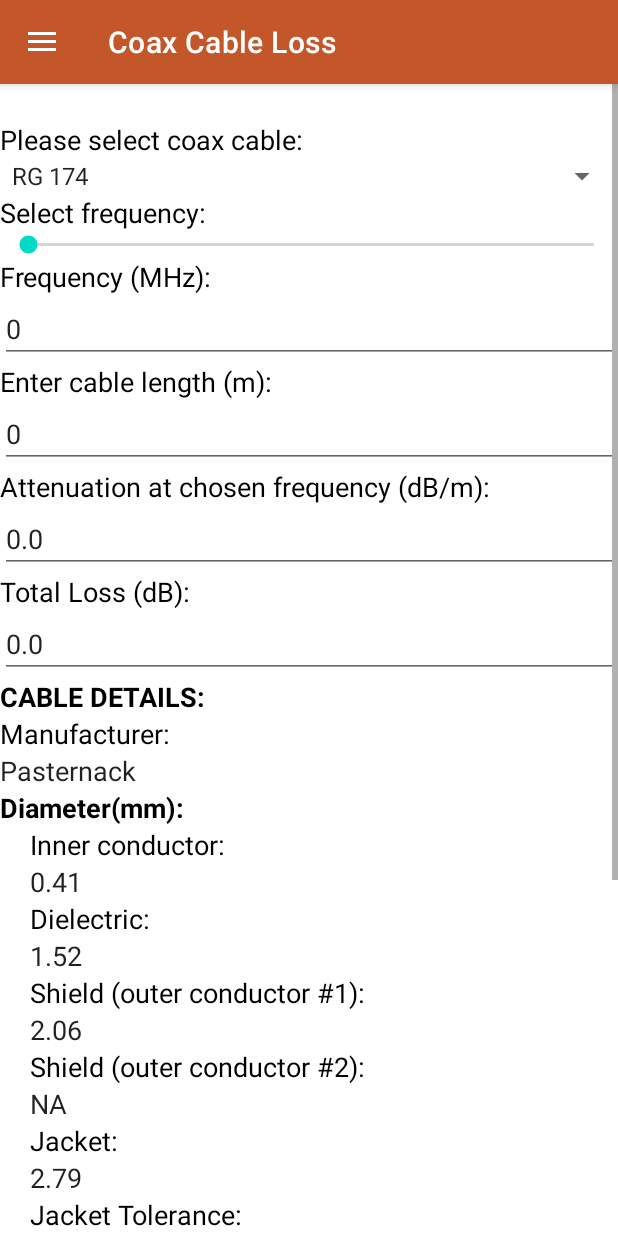
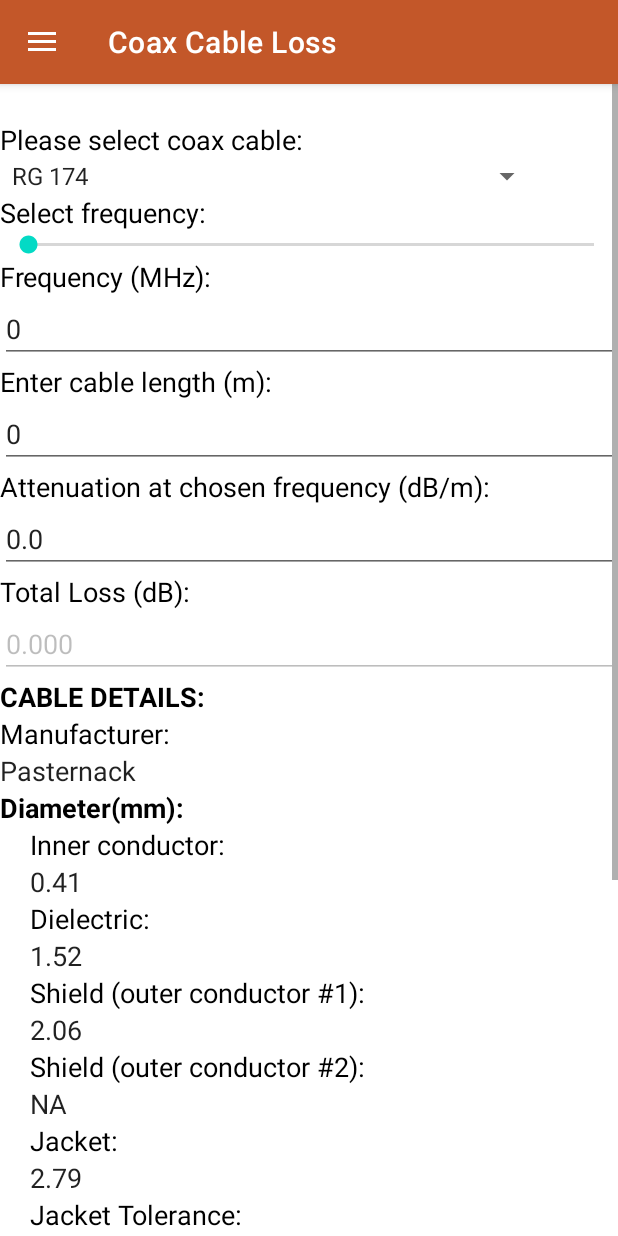
Before and after one commit to David33-debug/AppDevelopment, an Android app: the VSWRFragment screen opened through its navigation route, in the side drawer, after a tap on "Coax Cable Loss", on a phone screen of 412 x 824 dp. Run offline under Robolectric (Android 15) with nearby library versions, the phone set to English and light mode, and no system bars; our stand-ins replace navigation-ui.

Commit message:
almost there

```diff
--- a/app/build.gradle
+++ b/app/build.gradle
@@ -5,6 +5,12 @@ plugins {
 android {
     compileSdkVersion 30
     buildToolsVersion "30.0.3"
+
+    testOptions{
+        unitTests{
+            includeAndroidResources=true
+        }
+    }
 
     defaultConfig {
         applicationId "com.example.testapplication"
--- a/app/src/main/java/com/example/testapplication/CoaxFragment.java
+++ b/app/src/main/java/com/example/testapplication/CoaxFragment.java
@@ -16,7 +16,9 @@ import androidx.annotation.NonNull;
 import androidx.annotation.Nullable;
 import androidx.fragment.app.Fragment;
 
-import Logic.CoaxCalcs;
+import com.example.testapplication.ui.CoaxCalcs;
+
+import java.text.DecimalFormat;
 
 public class CoaxFragment extends Fragment {
     Spinner spin;
@@ -41,7 +43,6 @@ public class CoaxFragment extends Fragment {
         }
     }
 
-
     public View onCreateView(@NonNull LayoutInflater inflater,
                              ViewGroup container, Bundle savedInstanceState) {
         return inflater.inflate(R.layout.fragment_coax, container, false);
@@ -58,6 +59,7 @@ public class CoaxFragment extends Fragment {
         cableLength= getView().findViewById(R.id.CableLength);
         attenuation= getView().findViewById(R.id.AttenuationatFrequency);
         totalLoss= getView().findViewById(R.id.TotalLoss);
+        totalLoss.setEnabled(false);
 
         manufacturer= getView().findViewById(R.id.Manufacturer);
         innerConductor= getView().findViewById(R.id.InnerConductor);
@@ -91,9 +93,9 @@ public class CoaxFragment extends Fragment {
                     attenuationConst=cable.attenuationLoss_dB_m(number);
 
                     length = Double.parseDouble(cableLength.getText().toString());
-                    totalLoss.setText(String.valueOf(cable.totalLoss(length,attenuationConst)));
+                    totalLoss.setText(String.format("%.3f",cable.totalLoss(length,attenuationConst)));
                     if(attenuationConst!=0)
-                        attenuation.setText(String.valueOf(attenuationConst));
+                        attenuation.setText(String.format("%.3f",attenuationConst));
                     else
                         attenuation.setText("N/A");
                 }
@@ -117,7 +119,7 @@ public class CoaxFragment extends Fragment {
             public void onTextChanged(CharSequence s, int start, int before, int count) {
                 if (isNum(s.toString())) {
                     length = Double.parseDouble(s.toString());
-                    totalLoss.setText(String.valueOf(cable.totalLoss(length,attenuationConst)));//(Double.toString(length * attenuationConst));
+                    totalLoss.setText(String.format("%.3f",cable.totalLoss(length,attenuationConst)));//(Double.toString(length * attenuationConst));
                 }
                 else
                     Toast.makeText(CoaxFragment.this.getContext(),"Need a number",Toast.LENGTH_SHORT).show();
@@ -318,7 +320,7 @@ public class CoaxFragment extends Fragment {
                     dynamicBendRadius.setText("NA");
                     maxBend.setText("NA");}
                 attenuationConst = cable.fetchAttenuation(row);//,column);//Double.parseDouble(strArr[row][column]);
-                totalLoss.setText(String.valueOf(cable.totalLoss(length ,attenuationConst)));
+                totalLoss.setText(String.format("%.3f",cable.totalLoss(length ,attenuationConst)));
                 attenuation.setText(String.valueOf(attenuationConst));
             }
 
--- a/app/src/main/java/com/example/testapplication/VSWRFragment.java
+++ b/app/src/main/java/com/example/testapplication/VSWRFragment.java
@@ -22,9 +22,9 @@ import androidx.annotation.Nullable;
 
 import androidx.fragment.app.Fragment;
 
-import Logic.CoaxCalcs;
-import Logic.UnitsDistance;
-import Logic.VSWRCalc;
+import com.example.testapplication.ui.CoaxCalcs;
+import com.example.testapplication.ui.UnitsDistance;
+import com.example.testapplication.ui.VSWRCalc;
 
 public class VSWRFragment extends Fragment {
 
@@ -47,10 +47,6 @@ public class VSWRFragment extends Fragment {
     double cableAttenuation;
     double freq;
 
-    CoaxCalcs cableCalc=new CoaxCalcs();
-    UnitsDistance unitConv=new UnitsDistance();
-    VSWRCalc vswrCalcs= new VSWRCalc();
-
     public boolean isNum(String text)
     {
         try {
@@ -66,13 +62,17 @@ public class VSWRFragment extends Fragment {
 
     public View onCreateView(@NonNull LayoutInflater inflater,
                              ViewGroup container, Bundle savedInstanceState) {
-        View root = inflater.inflate(R.layout.fragment_vswr, container, false);
-        return root;
+        return inflater.inflate(R.layout.fragment_vswr, container, false);
     }
 
     @Override
     public void onViewCreated(@NonNull View view, @Nullable Bundle savedInstanceState) {
         super.onViewCreated(view, savedInstanceState);
+
+        CoaxCalcs cableCalc=new CoaxCalcs();
+        UnitsDistance unitConv=new UnitsDistance();
+        VSWRCalc vswrCalcs= new VSWRCalc();
+
 
         vswrIn = (EditText) getView().findViewById(R.id.AntennaVSWR);
         inputPower = (EditText) getView().findViewById(R.id.inputPower);
@@ -122,7 +122,7 @@ public class VSWRFragment extends Fragment {
                     } catch (NumberFormatException e) {
                         frequency.setText(BuildFile.FLAVOR);
                     }
-                    cableAttenuation=cableCalc.attenuationLoss_dB_m(freq);
+                    //cableAttenuation=cableCalc.attenuationLoss_dB_m(freq);
                 }
             }
 
@@ -204,7 +204,7 @@ public class VSWRFragment extends Fragment {
                     row=9;}
                 else if(itemCoax1.equals("LEONI Dacar 302")){
                     row=10;}
-                cableAttenuation=cableCalc.fetchAttenuation(row);
+                //cableAttenuation=cableCalc.fetchAttenuation(row);
             }
 
             @Override
@@ -250,9 +250,7 @@ public class VSWRFragment extends Fragment {
             }
         });
 
-        calculate.setOnClickListener(new View.OnClickListener() {
-            @Override
-            public void onClick(View v) {
+        calculate.setOnClickListener(v -> {
             if(!isNum(vswrIn.getText().toString()))
             {
                 Toast.makeText(VSWRFragment.this.getContext(),"Please enter the antenna VSWR",Toast.LENGTH_SHORT).show();
@@ -301,14 +299,14 @@ public class VSWRFragment extends Fragment {
 
                 //Using OOP Class
                 powerAntenna=vswrCalcs.pow_received_at_ant(inPower,coaxLoss);
-                    powerAtAntenna.setText(String.valueOf(powerAntenna));
+                powerAtAntenna.setText(String.format("%.3f",powerAntenna));
 
-                    feederLoss.setText(String.valueOf(coaxLoss));
+                feederLoss.setText(String.format("%.3f",coaxLoss));
 
                 //using OOP
                 antennaREflected = vswrCalcs.ant_reflected_power(vswr,powerAntenna);
 
-                    reflectedPower.setText(String.valueOf(antennaREflected));
+                reflectedPower.setText(String.format("%.3f",antennaREflected));
 
                 //using OOP
                 powerTransmittedByAnt=vswrCalcs.power_transmitted_by_antenna_watts(vswr,antennaREflected);
@@ -321,9 +319,8 @@ public class VSWRFragment extends Fragment {
 
                 vswrOut.setText(String.valueOf(finalVSWRDouble));
 
-                    returnLoss.setText(String.valueOf(vswrCalcs.return_loss(vswr)));
+                returnLoss.setText(String.format("%.3f",vswrCalcs.return_loss(vswr)));
 
-            }
         });
 
     }
--- a/app/src/main/java/Logic/CoaxCalcs.java
+++ b/app/src/main/java/com/example/testapplication/ui/CoaxCalcs.java
@@ -1,9 +1,9 @@
-package Logic;
+package com.example.testapplication.ui;
 
 import java.text.DecimalFormat;
 
 public class CoaxCalcs {
-    DecimalFormat df = new DecimalFormat("#.000");
+
     int column,row;
     double value;
     String [][] strArr={{"0", "0.2756", "0.391533333", "0.507466667", "0.6234", "0.694483333", "0.765566667", "0.83665", "0.907733333", "0.978816667", "1.0499", "0", "0", "0", "0", "0", "0", "0", "0", "0", "0", "0", "0", "0", "0", "0", "0", "0", "0", "0", "0", "0", "0", "0", "0", "0", "0", "0", "0", "0", "0", "0", "0", "0", "0", "0", "0", "0", "0", "0", "0", "0", "0", "0", "0", "0", "0", "0", "0", "0", "0", "0", "0", "0", "0", "0", "0", "0", "0", "0", "0", "0", "0", "0", "0", "0", "0", "0", "0", "0", "0"},
@@ -28,13 +28,13 @@ public class CoaxCalcs {
 
     public double totalLoss(double length, double attenuation)
     {
-        return Double.parseDouble(df.format(length*attenuation));
+        return (length*attenuation);
     }
 
     public double fetchAttenuation(int row_)
     {
         row=row_;
-        return Double.parseDouble(df.format(Double.parseDouble(strArr[row][column])));
+        return (Double.parseDouble(strArr[row][column]));
     }
 
     public double attenuationLoss_dB_m(double number)
@@ -205,7 +205,7 @@ public class CoaxCalcs {
         } else if (number >= 8000.0d && number < 8100.0d) {
             column = 80;
         }
-        value = Double.parseDouble(df.format(Double.parseDouble(strArr[row][column])));
+        value = (Double.parseDouble(strArr[row][column]));
 
         return value;
     }
--- a/app/src/main/java/Logic/VSWRCalc.java
+++ b/app/src/main/java/com/example/testapplication/ui/VSWRCalc.java
@@ -1,4 +1,4 @@
-package Logic;
+package com.example.testapplication.ui;
 
 import java.text.DecimalFormat;
 
@@ -8,21 +8,21 @@ public class VSWRCalc {
 
     public double pow_received_at_ant(double inPower, double totalCoaxLoss)
     {
-        return Double.parseDouble(df.format(inPower / Math.pow(10.0d, totalCoaxLoss / 10.0d)));
+        return (inPower / Math.pow(10.0d, totalCoaxLoss / 10.0d));
     }
     public double ant_reflected_power(double vswr, double powerAntenna)
     {
-        return Double.parseDouble(df.format((Math.pow(vswr - 1.0d, 2.0d) / Math.pow(vswr + 1.0d, 2.0d)) * powerAntenna));
+        return ((Math.pow(vswr - 1.0d, 2.0d) / Math.pow(vswr + 1.0d, 2.0d)) * powerAntenna);
     }
 
     public double coax_loss(double loss_per_meter, double length)
     {
-        return Double.parseDouble(df.format(loss_per_meter*length));
+        return (loss_per_meter*length);
     }
 
     public double vswr_at_transmitter(double transmitterReflected, double inPower)
     {
-        return Double.parseDouble(df.format((Math.sqrt(transmitterReflected / inPower) + 1.0d) / (1.0d - Math.sqrt(transmitterReflected / inPower))));
+        return ((Math.sqrt(transmitterReflected / inPower) + 1.0d) / (1.0d - Math.sqrt(transmitterReflected / inPower)));
     }
 
     public double return_loss(double VSWR)
@@ -31,22 +31,22 @@ public class VSWRCalc {
         {
             return 0.0d;
         }
-        return Double.parseDouble(df.format(Math.log10((VSWR - 1.0d) / (1.0d + VSWR)) * -20.0d));
+        return (Math.log10((VSWR - 1.0d) / (1.0d + VSWR)) * -20.0d);
     }
 
     public double power_transmitted_by_antenna_watts(double vswr, double powRef_watts)
     {
-        return Double.parseDouble(df.format((Math.pow(Math.sqrt(powRef_watts)*(1+vswr),2))/(Math.pow((vswr-1),2))));
+        return ((Math.pow(Math.sqrt(powRef_watts)*(1+vswr),2))/(Math.pow((vswr-1),2)));
     }
 
     /*public double power_loss_due_to_reflection_watts(double enteringPower_watts,double reflectedPower_watts)
     {
-        return Double.parseDouble(df.format(0));
+        return (0));
     }*/
 
     /*public double total_power_loss(double cableLoss_dB, double reflectionLoss_watts)
     {
-        return Double.parseDouble(df.format(cableLoss+reflectionLoss));
+        return (cableLoss+reflectionLoss));
     }*/
 
 
--- a/app/src/main/res/layout/fragment_coax.xml
+++ b/app/src/main/res/layout/fragment_coax.xml
@@ -1,12 +1,15 @@
 <?xml version="1.0" encoding="utf-8"?>
 <androidx.drawerlayout.widget.DrawerLayout android:layout_width="fill_parent" android:layout_height="fill_parent"
     xmlns:android="http://schemas.android.com/apk/res/android" xmlns:app="http://schemas.android.com/apk/res-auto">
-    <ScrollView android:layout_width="fill_parent" android:layout_height="fill_parent"
-        xmlns:android="http://schemas.android.com/apk/res/android" xmlns:app="http://schemas.android.com/apk/res-auto">
+    <ScrollView android:layout_width="fill_parent" android:layout_height="fill_parent">
         <LinearLayout android:orientation="vertical" android:layout_width="fill_parent" android:layout_height="wrap_content">
             <EditText android:id="@+id/StoreSelection" android:background="@null" android:layout_width="fill_parent" android:layout_height="wrap_content" android:ems="10" android:inputType="textPersonName" />
             <TextView android:textSize="18.0sp" android:textColor="@android:color/background_dark" android:id="@+id/textView2" android:layout_width="fill_parent" android:layout_height="wrap_content" android:text="Please select coax cable:" app:fontFamily="sans-serif" />
-            <Spinner android:id="@+id/CoaxSpinner" android:layout_width="fill_parent" android:layout_height="wrap_content" />
+
+            <Spinner
+                android:id="@+id/CoaxSpinner"
+                android:layout_width="362dp"
+                android:layout_height="wrap_content" />
 
             <TextView android:textSize="18.0sp" android:textColor="@android:color/background_dark" android:id="@+id/textView3" android:layout_width="fill_parent" android:layout_height="wrap_content" android:text="Select frequency:" app:fontFamily="sans-serif" />
             <SeekBar android:id="@+id/seekBar2" android:background="@null" android:layout_width="fill_parent" android:layout_height="wrap_content" style="@style/Widget.AppCompat.SeekBar" />
```
Also changed, not shown: app/src/main/java/Logic/PowCalculations.java (deleted, +0 -92 lines), app/src/main/java/com/example/testapplication/fragment_fresnel.java (+9 -10 lines), app/src/main/java/com/example/testapplication/fragment_link.java (+11 -15 lines), app/src/main/java/com/example/testapplication/fragment_power.java (+127 -86 lines), app/src/main/java/com/example/testapplication/ui/FresnelCalcs.java (renamed from app/src/main/java/Logic/FresnelCalcs.java, +10 -8 lines), app/src/main/java/com/example/testapplication/ui/LinkCalcs.java (renamed from app/src/main/java/Logic/LinkCalcs.java, +10 -8 lines), app/src/main/java/com/example/testapplication/ui/PowCalculations.java (added, +89 -0 lines), app/src/main/java/com/example/testapplication/ui/UnitsDistance.java (renamed from app/src/main/java/Logic/UnitsDistance.java, +19 -14 lines), app/src/main/res/layout/fragment_fresnel_2.xml (+4 -4 lines). Lines whose indentation alone changed are shown as unchanged.
